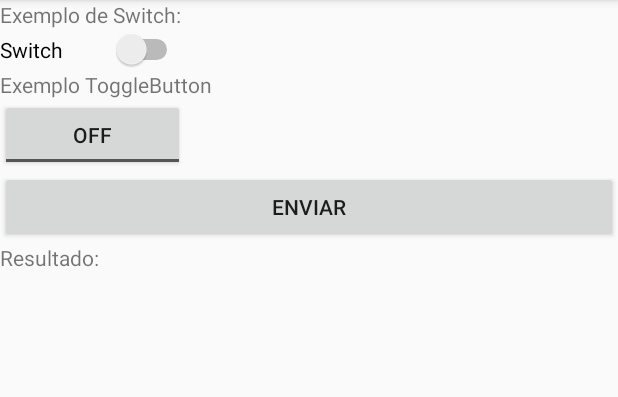
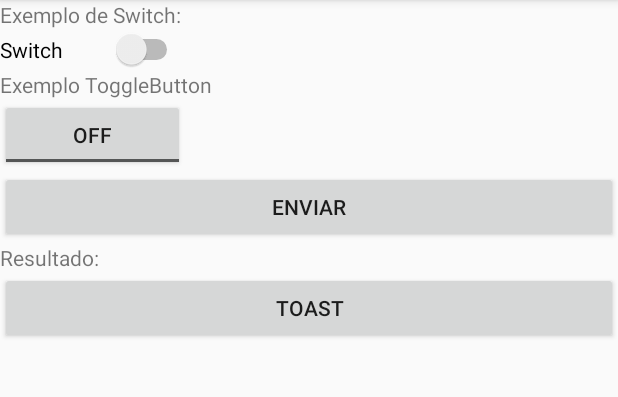
Before and after one commit to fcoviana/projects-mobile, an Android app: the screen it shows after launch (MainActivity), on a phone screen of 412 x 824 dp, the part 84-481 px from its top. Run offline under Robolectric (Android 15) with nearby library versions, the phone set to English and light mode, and no system bars.

Commit message:
add: toast

```diff
--- a/Aula13/app/src/main/res/layout/activity_main.xml
+++ b/Aula13/app/src/main/res/layout/activity_main.xml
@@ -43,4 +43,11 @@
         android:layout_width="match_parent"
         android:layout_height="wrap_content"
         android:text="Resultado: " />
+
+    <Button
+        android:id="@+id/btn_toast"
+        android:layout_width="match_parent"
+        android:layout_height="wrap_content"
+        android:onClick="showToast"
+        android:text="Toast" />
 </LinearLayout>
```
Also changed, not shown: Aula13/app/src/main/java/com/example/aula13/MainActivity.java (+7 -0 lines).
